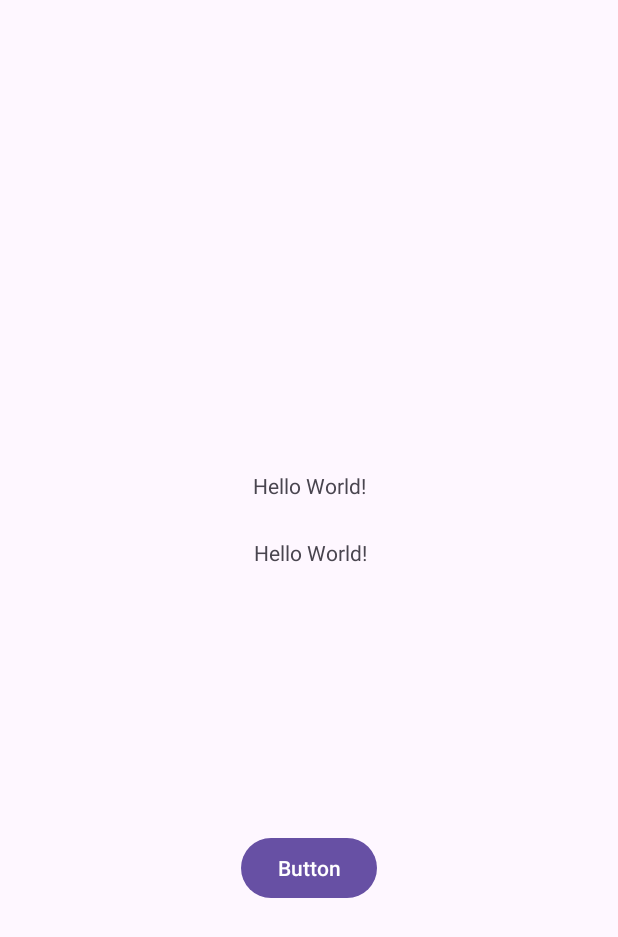
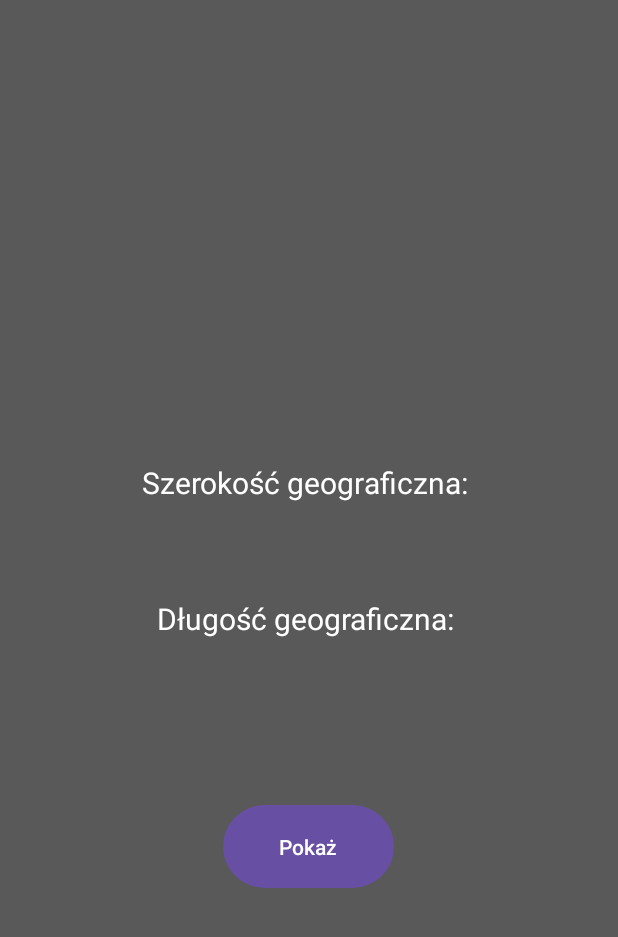
Before and after one commit to FilipooV/GPS_app, an Android app: the screen it shows after launch (MainActivity), on a phone screen of 412 x 824 dp. Shown: the top 937 px of the screen. Run offline under Robolectric (Android 15) with nearby library versions, the phone set to English and light mode, and no system bars.

Commit message:
better look, add labels

```diff
--- a/app/src/main/java/com/example/gps_app/MainActivity.java
+++ b/app/src/main/java/com/example/gps_app/MainActivity.java
@@ -20,7 +20,6 @@ import android.widget.TextView;
 import android.Manifest;
 
 
-
 public class MainActivity extends AppCompatActivity {
 
     TextView textviewLatitude;
@@ -39,12 +38,19 @@ public class MainActivity extends AppCompatActivity {
         textviewLongtitude = findViewById(R.id.textView2);
         locationManager = (LocationManager) getSystemService(LOCATION_SERVICE);
 
+        if (ContextCompat.checkSelfPermission(MainActivity.this, Manifest.permission.ACCESS_COARSE_LOCATION) != PackageManager.PERMISSION_GRANTED &&
+                ContextCompat.checkSelfPermission(MainActivity.this, Manifest.permission.ACCESS_FINE_LOCATION) != PackageManager.PERMISSION_GRANTED) {
+            ActivityCompat.requestPermissions(MainActivity.this, new String[]{Manifest.permission.ACCESS_COARSE_LOCATION, Manifest.permission.ACCESS_FINE_LOCATION}, 1);
+
+
+        }
+
         button_show.setOnClickListener(new View.OnClickListener() {
             @Override
-            public void onClick(View view) {
-                if (ContextCompat.checkSelfPermission(MainActivity.this, Manifest.permission.ACCESS_COARSE_LOCATION) != PackageManager.PERMISSION_GRANTED &&
-                        ContextCompat.checkSelfPermission(MainActivity.this, Manifest.permission.ACCESS_FINE_LOCATION) != PackageManager.PERMISSION_GRANTED) {
-                    ActivityCompat.requestPermissions(MainActivity.this, new String[]{Manifest.permission.ACCESS_COARSE_LOCATION, Manifest.permission.ACCESS_FINE_LOCATION}, 1);
+            public void onClick(View v) {
+
+                if (ActivityCompat.checkSelfPermission(MainActivity.this, Manifest.permission.ACCESS_FINE_LOCATION) != PackageManager.PERMISSION_GRANTED && ActivityCompat.checkSelfPermission(MainActivity.this, Manifest.permission.ACCESS_COARSE_LOCATION) != PackageManager.PERMISSION_GRANTED) {
+                    return;
                 }
                 locationManager.requestLocationUpdates(LocationManager.GPS_PROVIDER, 10, 1, new LocationListener() {
                     @Override
@@ -53,7 +59,7 @@ public class MainActivity extends AppCompatActivity {
                         textviewLongtitude.setText(String.valueOf(location.getLongitude()));
                     }
                 });
-            }
-        });
+                    }
+                });
     }
 }
--- a/app/src/main/res/layout/activity_main.xml
+++ b/app/src/main/res/layout/activity_main.xml
@@ -4,39 +4,69 @@
     xmlns:tools="http://schemas.android.com/tools"
     android:layout_width="match_parent"
     android:layout_height="match_parent"
+    android:background="#595959"
     tools:context=".MainActivity">
+
+    <Button
+        android:id="@+id/button"
+        android:layout_width="114dp"
+        android:layout_height="63dp"
+        android:text="Pokaż"
+        app:layout_constraintBottom_toBottomOf="parent"
+        app:layout_constraintEnd_toEndOf="parent"
+        app:layout_constraintHorizontal_bias="0.498"
+        app:layout_constraintStart_toStartOf="parent"
+        app:layout_constraintTop_toBottomOf="@+id/textView"
+        app:layout_constraintVertical_bias="0.397" />
+
+    <TextView
+        android:id="@+id/textView3"
+        android:layout_width="wrap_content"
+        android:layout_height="wrap_content"
+        android:text="Szerokość geograficzna: "
+        android:textColor="#FFFFFF"
+        android:textSize="20sp"
+        app:layout_constraintBottom_toBottomOf="parent"
+        app:layout_constraintEnd_toEndOf="parent"
+        app:layout_constraintHorizontal_bias="0.497"
+        app:layout_constraintStart_toStartOf="parent"
+        app:layout_constraintTop_toTopOf="parent"
+        app:layout_constraintVertical_bias="0.387" />
 
     <TextView
         android:id="@+id/textView"
         android:layout_width="wrap_content"
         android:layout_height="wrap_content"
-        android:text="Hello World!"
+        android:textSize="20sp"
         app:layout_constraintBottom_toBottomOf="parent"
         app:layout_constraintEnd_toEndOf="parent"
+        app:layout_constraintHorizontal_bias="0.498"
         app:layout_constraintStart_toStartOf="parent"
         app:layout_constraintTop_toTopOf="parent"
-        app:layout_constraintVertical_bias="0.39" />
+        app:layout_constraintVertical_bias="0.446" />
 
     <TextView
         android:id="@+id/textView2"
         android:layout_width="wrap_content"
         android:layout_height="wrap_content"
-        android:text="Hello World!"
+        android:textSize="20sp"
         app:layout_constraintBottom_toBottomOf="parent"
         app:layout_constraintEnd_toEndOf="parent"
-        app:layout_constraintHorizontal_bias="0.502"
+        app:layout_constraintHorizontal_bias="0.512"
         app:layout_constraintStart_toStartOf="parent"
         app:layout_constraintTop_toTopOf="parent"
-        app:layout_constraintVertical_bias="0.446" />
+        app:layout_constraintVertical_bias="0.556" />
 
-    <Button
-        android:id="@+id/button"
+    <TextView
+        android:id="@+id/textView4"
         android:layout_width="wrap_content"
         android:layout_height="wrap_content"
-        android:text="Button"
+        android:text="Długość geograficzna: "
+        android:textColor="#FFFFFF"
+        android:textSize="20sp"
         app:layout_constraintBottom_toBottomOf="parent"
         app:layout_constraintEnd_toEndOf="parent"
         app:layout_constraintStart_toStartOf="parent"
-        app:layout_constraintTop_toBottomOf="@+id/textView" />
+        app:layout_constraintTop_toTopOf="parent" />
 
 </androidx.constraintlayout.widget.ConstraintLayout>
```
